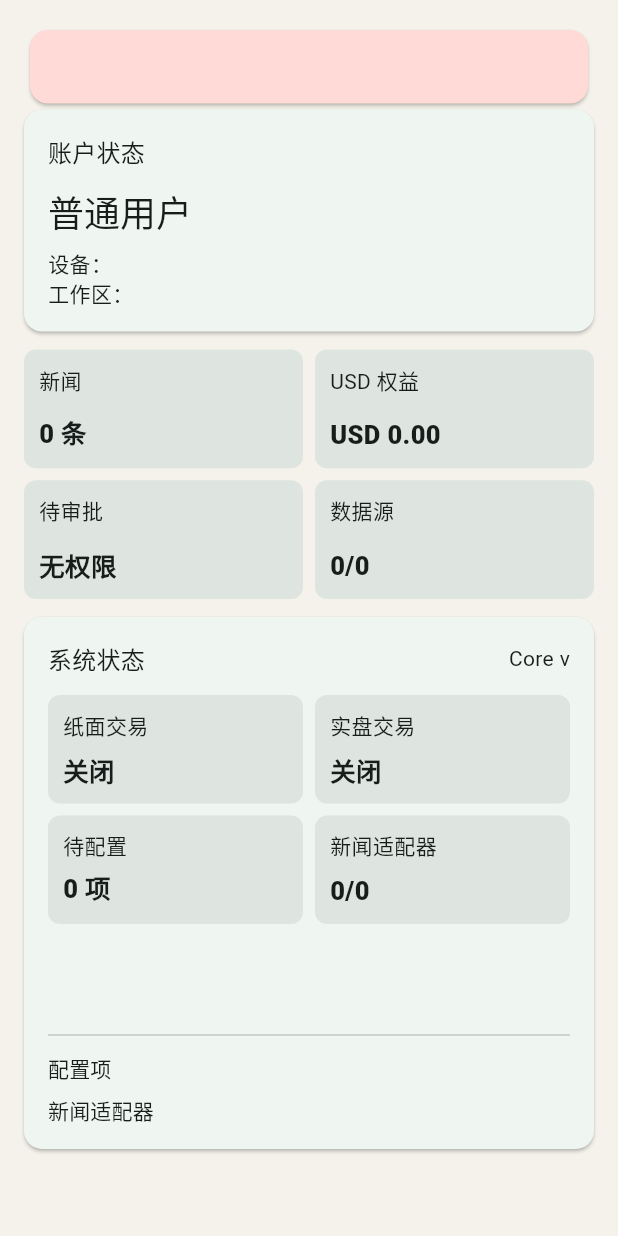
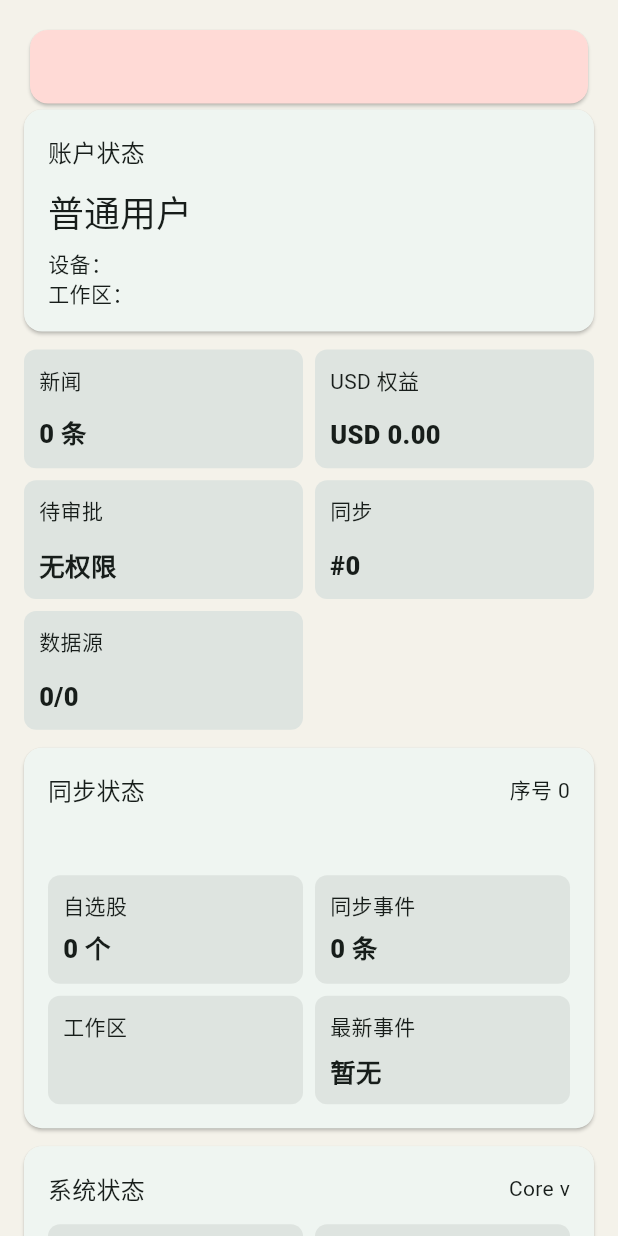
Before and after one commit to xiagaogaozi/dubhe, a Flutter app: the _TodayPage widget shown alone on an empty page, opened directly with empty values, on a phone screen of 412 x 824 dp. Run offline on Flutter 3.47's test engine with Material 3 defaults, Android fonts, the phone set to English and light mode, and no system bars; our stand-ins replace shared_preferences; accounts and stored records are empty.

Commit message:
Show mobile workspace sync status

```diff
--- a/apps/mobile/lib/src/app.dart
+++ b/apps/mobile/lib/src/app.dart
@@ -215,6 +215,7 @@ class _CompanionHomeState extends State<CompanionHome> {
   PaperOrder? _paperOrder;
   PaperPortfolio? _portfolio;
   SystemStatus? _systemStatus;
+  WorkspaceSnapshot? _workspaceSnapshot;
   KillSwitchState? _killSwitch;
   List<AuditLogEntry> _auditLogs = const [];
   List<ApprovalRequest> _approvals = const [];
@@ -242,10 +243,14 @@ class _CompanionHomeState extends State<CompanionHome> {
         widget.client.fetchSystemStatus(),
         widget.client.fetchNewsFeed(live: false),
         widget.client.fetchPaperPortfolio(defaultPaperAccountId),
+        widget.client.fetchWorkspaceSnapshot(
+          workspaceId: widget.session.workspaceId,
+        ),
       ]);
       final systemStatus = coreResponses[0] as SystemStatus;
       final newsFeed = coreResponses[1] as NewsFeed;
       final portfolio = coreResponses[2] as PaperPortfolio;
+      final workspaceSnapshot = coreResponses[3] as WorkspaceSnapshot;
       var approvals = <ApprovalRequest>[];
       KillSwitchState? killSwitch;
       var auditLogs = <AuditLogEntry>[];
@@ -277,6 +282,7 @@ class _CompanionHomeState extends State<CompanionHome> {
         _systemStatus = systemStatus;
         _newsFeed = newsFeed;
         _portfolio = portfolio;
+        _workspaceSnapshot = workspaceSnapshot;
         _approvals = approvals;
         _killSwitch = killSwitch;
         _auditLogs = auditLogs;
@@ -641,6 +647,7 @@ class _CompanionHomeState extends State<CompanionHome> {
       _TodayPage(
         session: widget.session,
         systemStatus: _systemStatus,
+        workspaceSnapshot: _workspaceSnapshot,
         newsFeed: _newsFeed,
         portfolio: _portfolio,
         message: _message,
@@ -714,6 +721,7 @@ class _TodayPage extends StatelessWidget {
   const _TodayPage({
     required this.session,
     required this.systemStatus,
+    required this.workspaceSnapshot,
     required this.newsFeed,
     required this.portfolio,
     required this.message,
@@ -722,6 +730,7 @@ class _TodayPage extends StatelessWidget {
 
   final DeviceSession session;
   final SystemStatus? systemStatus;
+  final WorkspaceSnapshot? workspaceSnapshot;
   final NewsFeed? newsFeed;
   final PaperPortfolio? portfolio;
   final String? message;
@@ -756,6 +765,12 @@ class _TodayPage extends StatelessWidget {
             _Metric('USD 权益', _money('USD', usdEquity)),
             _Metric('待审批', session.canReviewApprovals ? '可查看' : '无权限'),
             _Metric(
+              '同步',
+              workspaceSnapshot == null
+                  ? '--'
+                  : '#${workspaceSnapshot!.serverSequence}',
+            ),
+            _Metric(
               '数据源',
               systemStatus == null
                   ? '--'
@@ -764,9 +779,64 @@ class _TodayPage extends StatelessWidget {
           ],
         ),
         const SizedBox(height: 12),
+        _SyncStatusPanel(snapshot: workspaceSnapshot),
         _SystemStatusPanel(status: systemStatus),
         _ProviderStatusList(statuses: newsFeed?.providerStatus ?? const []),
       ],
+    );
+  }
+}
+
+class _SyncStatusPanel extends StatelessWidget {
+  const _SyncStatusPanel({required this.snapshot});
+
+  final WorkspaceSnapshot? snapshot;
+
+  @override
+  Widget build(BuildContext context) {
+    final current = snapshot;
+    if (current == null) {
+      return const _InfoCard(text: '同步状态尚未同步。');
+    }
+
+    final recentEvents = current.events.take(3).toList();
+    return _SectionCard(
+      title: '同步状态',
+      trailing: '序号 ${current.serverSequence}',
+      child: Column(
+        crossAxisAlignment: CrossAxisAlignment.start,
+        children: [
+          Text(current.workspaceName),
+          const SizedBox(height: 12),
+          _MetricGrid(
+            metrics: [
+              _Metric('自选股', '${current.watchlist.length} 个'),
+              _Metric('同步事件', '${current.events.length} 条'),
+              _Metric('工作区', current.workspaceId),
+              _Metric(
+                '最新事件',
+                recentEvents.isEmpty
+                    ? '暂无'
+                    : _syncEventActionZh(recentEvents.first.action),
+              ),
+            ],
+          ),
+          if (recentEvents.isNotEmpty) ...[
+            const SizedBox(height: 12),
+            ...recentEvents.map(
+              (event) => ListTile(
+                contentPadding: EdgeInsets.zero,
+                dense: true,
+                title: Text(
+                  '${_syncEntityZh(event.entityType)} ${_syncEventActionZh(event.action)}',
+                ),
+                subtitle: Text('序号 ${event.sequence}'),
+                trailing: Text(_shortTimestamp(event.createdAt)),
+              ),
+            ),
+          ],
+        ],
+      ),
     );
   }
 }
@@ -1236,6 +1306,30 @@ String _shortTimestamp(String value) {
   return value;
 }
 
+String _syncEntityZh(String entityType) {
+  const labels = {
+    'workspace': '工作区',
+    'watchlist_item': '自选股',
+    'news_event': '新闻',
+    'news_analysis': 'AI 分析',
+    'strategy_draft': '策略草案',
+    'backtest_result': '回测',
+    'risk_decision': '风控决定',
+    'approval_request': '审批',
+    'paper_order': '纸面订单',
+    'broker_order': '模拟券商订单',
+    'paper_portfolio': '纸面组合',
+  };
+  return labels[entityType] ?? entityType;
+}
+
+String _syncEventActionZh(String action) {
+  if (action == 'created') return '已创建';
+  if (action == 'updated') return '已更新';
+  if (action == 'deleted') return '已删除';
+  return action;
+}
+
 class _BrandHeader extends StatelessWidget {
   const _BrandHeader();
 
--- a/apps/mobile/lib/src/core_client.dart
+++ b/apps/mobile/lib/src/core_client.dart
@@ -83,6 +83,17 @@ class CoreClient {
   Future<SystemStatus> fetchSystemStatus() async {
     final json = await _getJson('/v1/system/status');
     return SystemStatus.fromJson(_map(json));
+  }
+
+  Future<WorkspaceSnapshot> fetchWorkspaceSnapshot({
+    required String workspaceId,
+    int sinceSequence = 0,
+  }) async {
+    final json = await _getJson(
+      '/v1/workspaces/$workspaceId/snapshot',
+      queryParameters: {'since_sequence': '$sinceSequence'},
+    );
+    return WorkspaceSnapshot.fromJson(_map(json));
   }
 
   Future<NewsAnalysis> analyzeNews(NewsEvent event) async {
@@ -464,6 +475,81 @@ class NewsAdapterReadiness {
       configured: _bool(json['configured']),
       enabled: _bool(json['enabled']),
       messageZh: _string(json['message_zh']),
+    );
+  }
+}
+
+class WorkspaceSnapshot {
+  WorkspaceSnapshot({
+    required this.workspaceId,
+    required this.workspaceName,
+    required this.watchlist,
+    required this.events,
+    required this.serverSequence,
+  });
+
+  final String workspaceId;
+  final String workspaceName;
+  final List<WatchlistItem> watchlist;
+  final List<SyncEvent> events;
+  final int serverSequence;
+
+  factory WorkspaceSnapshot.fromJson(Map<String, dynamic> json) {
+    final workspace = _map(json['workspace']);
+    return WorkspaceSnapshot(
+      workspaceId: _string(workspace['id']),
+      workspaceName: _string(workspace['name']),
+      watchlist: _mapList(
+        json['watchlist'],
+      ).map(WatchlistItem.fromJson).toList(),
+      events: _mapList(json['events']).map(SyncEvent.fromJson).toList(),
+      serverSequence: _int(json['server_sequence']),
+    );
+  }
+}
+
+class WatchlistItem {
+  WatchlistItem({
+    required this.symbol,
+    required this.name,
+    required this.market,
+    required this.notesZh,
+  });
+
+  final String symbol;
+  final String name;
+  final String market;
+  final String notesZh;
+
+  factory WatchlistItem.fromJson(Map<String, dynamic> json) {
+    return WatchlistItem(
+      symbol: _string(json['symbol']),
+      name: _string(json['name']),
+      market: _string(json['market']),
+      notesZh: _string(json['notes_zh']),
+    );
+  }
+}
+
+class SyncEvent {
+  SyncEvent({
+    required this.sequence,
+    required this.entityType,
+    required this.action,
+    required this.createdAt,
+  });
+
+  final int sequence;
+  final String entityType;
+  final String action;
+  final String createdAt;
+
+  factory SyncEvent.fromJson(Map<String, dynamic> json) {
+    return SyncEvent(
+      sequence: _int(json['sequence']),
+      entityType: _string(json['entity_type']),
+      action: _string(json['action']),
+      createdAt: _string(json['created_at']),
     );
   }
 }
```
Also changed, not shown: 2 other files.
